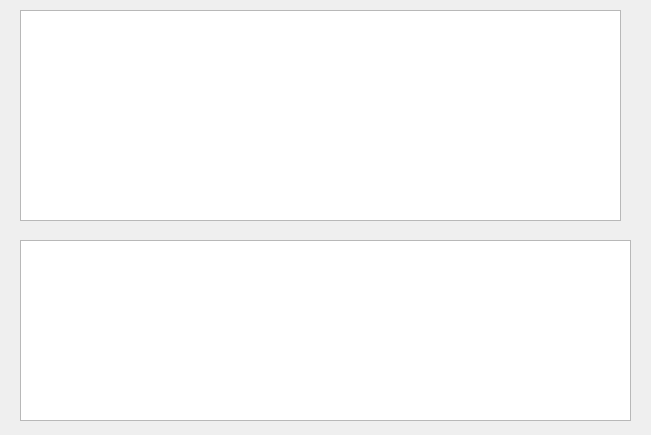
rogorido/qtpredicadores, file gui/dlgcapitulos.ui: the form before one commit.
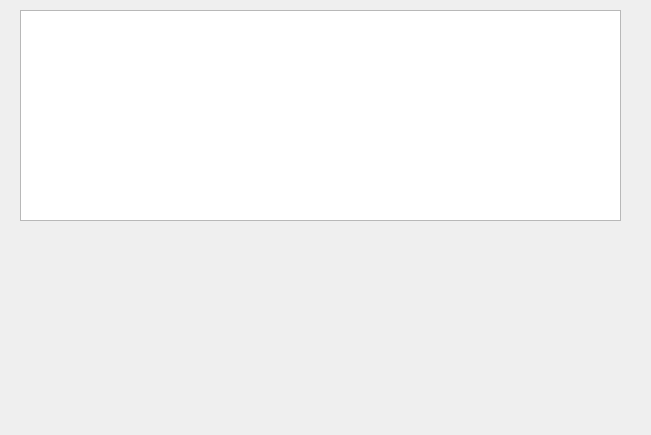
The form after the commit.

```diff
--- a/gui/dlgcapitulos.ui
+++ b/gui/dlgcapitulos.ui
@@ -23,16 +23,6 @@
     </rect>
    </property>
   </widget>
-  <widget class="QTableView" name="twResoluciones">
-   <property name="geometry">
-    <rect>
-     <x>20</x>
-     <y>240</y>
-     <width>611</width>
-     <height>181</height>
-    </rect>
-   </property>
-  </widget>
  </widget>
  <resources/>
  <connections/>
```
